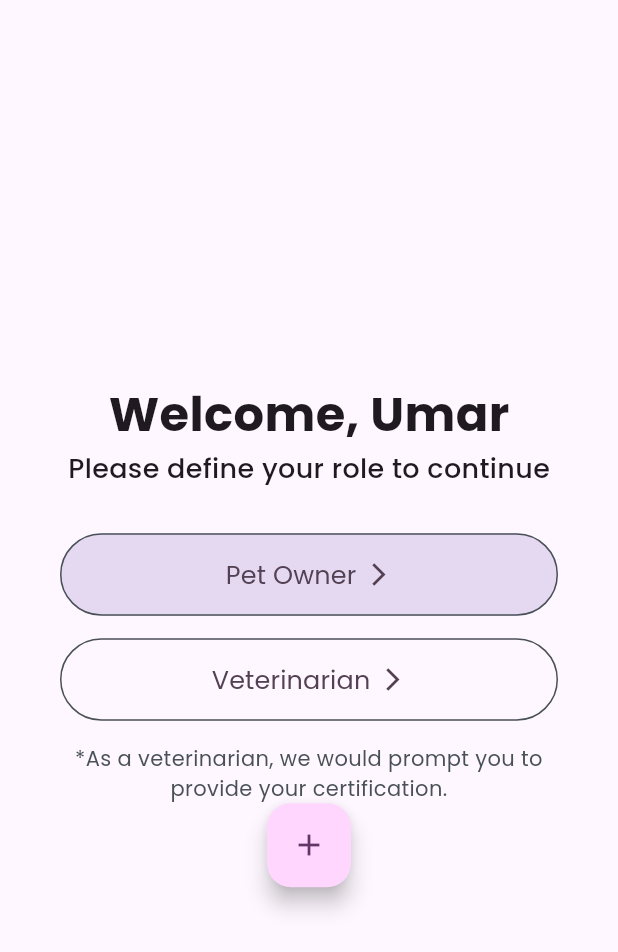
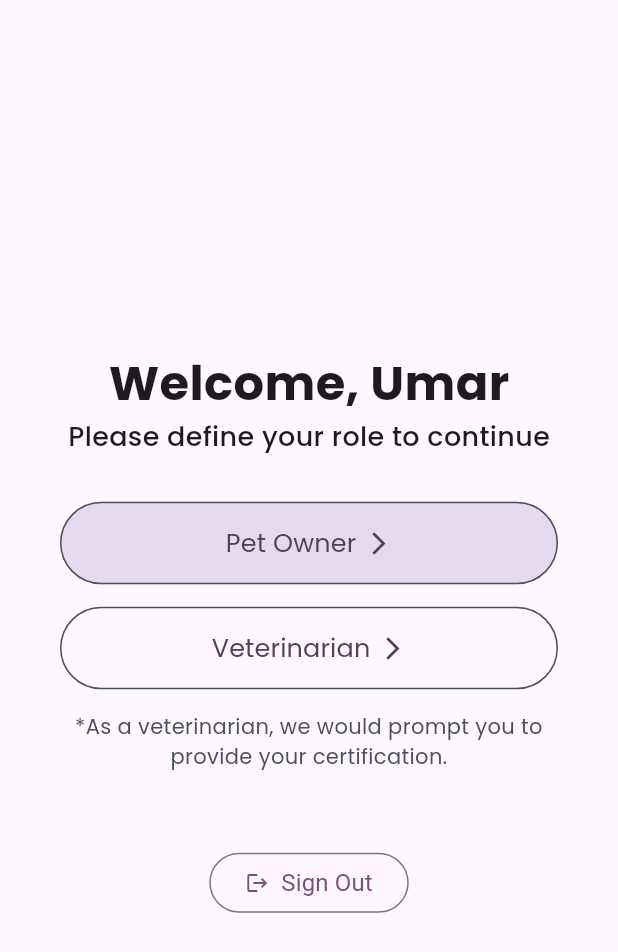
Before and after one commit to umarfarooq6519/paws_envy, a Flutter app: the screen it shows once a user with an empty profile is signed in, after a tap on "Pet Owner", on a phone screen of 412 x 824 dp. Shown: the top 952 px of the screen. Run offline on Flutter 3.47's test engine with Material 3 defaults, Android fonts, the light colour scheme and no system bars; our stand-ins replace firebase_auth, firebase_core, flutter_svg, google_sign_in, lottie; accounts and stored records are empty; network calls fail.

Commit message:
modularize the UI code

```diff
--- /dev/null
+++ b/devtools_options.yaml
@@ -0,0 +1,3 @@
+description: This file stores settings for Dart & Flutter DevTools.
+documentation: https://docs.flutter.dev/tools/devtools/extensions#configure-extension-enablement-states
+extensions:
--- a/lib/screens/role.page.dart
+++ b/lib/screens/role.page.dart
@@ -34,40 +34,19 @@ class _RoleSelectionPageState extends State<RoleSelectionPage> {
             mainAxisAlignment: MainAxisAlignment.center,
             children: [
               Text(user?.email ?? 'Signed Out'),
-              const Text(
-                'Welcome, Umar',
-                style: TextStyles.xLargeHeading,
-              ),
-              const Text(
-                'Please define your role to continue',
-                style: TextStyles.mediumText,
-              ),
+              _heading(),
+              _subHeading(),
               const SizedBox(height: 30),
               Padding(
                 padding: const EdgeInsets.symmetric(horizontal: 40),
                 child: Column(
-                  children: [
-                    PrimaryBtn(onPressed: () {}, text: 'Pet Owner'),
-                    const SizedBox(height: 15),
-                    SecondaryBtn(onPressed: () {}, text: 'Veterinarian'),
-                  ],
+                  children: _roleSelectionBtns(),
                 ),
               ),
               const SizedBox(height: 15),
-              const Padding(
-                padding: EdgeInsets.symmetric(horizontal: 50),
-                child: Text(
-                  '*As a veterinarian, we would prompt you to provide your certification.',
-                  style: TextStyles.smallText,
-                  textAlign: TextAlign.center,
-                ),
-              ),
-              FloatingActionButton(
-                onPressed: () {
-                  handleSignOut(context);
-                },
-                child: const Icon(Icons.add),
-              ),
+              _vetWarningMsg(),
+              const SizedBox(height: 50),
+              _signoutBtn(handleSignOut, context),
             ],
           ),
         ),
@@ -75,3 +54,61 @@ class _RoleSelectionPageState extends State<RoleSelectionPage> {
     );
   }
 }
+
+Widget _heading() {
+  return const Text(
+    'Welcome, Umar',
+    style: TextStyles.xLargeHeading,
+  );
+}
+
+Widget _subHeading() {
+  return const Text(
+    'Please define your role to continue',
+    style: TextStyles.mediumText,
+  );
+}
+
+List<Widget> _roleSelectionBtns() {
+  return <Widget>[
+    PrimaryBtn(onPressed: () {}, text: 'Pet Owner'),
+    const SizedBox(height: 15),
+    SecondaryBtn(onPressed: () {}, text: 'Veterinarian'),
+  ];
+}
+
+Widget _vetWarningMsg() {
+  return const Padding(
+    padding: EdgeInsets.symmetric(horizontal: 50),
+    child: Text(
+      '*As a veterinarian, we would prompt you to provide your certification.',
+      style: TextStyles.smallText,
+      textAlign: TextAlign.center,
+    ),
+  );
+}
+
+Widget _signoutBtn(handleSignOut, context) {
+  return OutlinedButton(
+    onPressed: () {
+      handleSignOut(context);
+    },
+    child: const Row(
+      mainAxisSize: MainAxisSize.min,
+      children: [
+        Icon(
+          Icons.logout,
+          size: 16,
+        ),
+        SizedBox(width: 8),
+        Text(
+          'Sign Out',
+          style: TextStyle(
+            fontSize: 16,
+            fontWeight: FontWeight.w400,
+          ),
+        ),
+      ],
+    ),
+  );
+}
--- a/lib/screens/welcome.page.dart
+++ b/lib/screens/welcome.page.dart
@@ -38,35 +38,17 @@ class _WelcomePageState extends State<WelcomePage> {
             mainAxisAlignment: MainAxisAlignment.end,
             children: [
               const SizedBox(height: 50),
-              Lottie.asset(
-                'assets/animations/paws.json',
-                height: 150,
-                width: 150,
-                repeat: false,
-              ),
-              const Text(
-                MyConstants.appName,
-                style: TextStyles.mainHeading,
-              ),
-              const Text(
-                MyConstants.appSlogan,
-                style: TextStyles.mediumText,
-                textAlign: TextAlign.center,
-              ),
+              // ##### header #####
+              _lottieAnimation(),
+              _appName(),
+              _appSlogan(),
               const SizedBox(height: 40),
             ],
           ),
           Expanded(
             flex: 1,
             child: Container(
-              decoration: BoxDecoration(
-                color: AppColors.white,
-                border: Border.all(color: AppColors.gray),
-                borderRadius: const BorderRadius.only(
-                  topLeft: Radius.circular(50),
-                  topRight: Radius.circular(50),
-                ),
-              ),
+              decoration: _containerDecoration(),
               child: Padding(
                 padding: const EdgeInsets.symmetric(horizontal: 40),
                 child: Column(
@@ -98,21 +80,9 @@ class _WelcomePageState extends State<WelcomePage> {
                       ),
                     ),
                     const SizedBox(height: 40),
-                    TextField(
-                      decoration: InputDecoration(
-                        border: OutlineInputBorder(
-                          borderRadius: BorderRadius.circular(20),
-                        ),
-                        hintText: 'Email',
-                      ),
-                    ),
+                    _emailField(),
                     const SizedBox(height: 15),
-                    PrimaryBtn(
-                      onPressed: () {
-                        Navigator.pushNamed(context, '/role');
-                      },
-                      text: 'Continue',
-                    ),
+                    _continueBtn(context),
                     const SizedBox(height: 25),
                     const CustomDivider(text: 'OR'),
                     const SizedBox(height: 25),
@@ -126,6 +96,59 @@ class _WelcomePageState extends State<WelcomePage> {
       ),
     );
   }
+}
+
+Widget _appName() {
+  return const Text(
+    MyConstants.appName,
+    style: TextStyles.mainHeading,
+  );
+}
+
+Widget _appSlogan() {
+  return const Text(
+    MyConstants.appSlogan,
+    style: TextStyles.mediumText,
+    textAlign: TextAlign.center,
+  );
+}
+
+Widget _lottieAnimation() {
+  return Lottie.asset(
+    'assets/animations/paws.json',
+    height: 150,
+    width: 150,
+    repeat: false,
+  );
+}
+
+BoxDecoration _containerDecoration() {
+  return BoxDecoration(
+    color: AppColors.white,
+    border: Border.all(color: AppColors.gray),
+    borderRadius: const BorderRadius.only(
+      topLeft: Radius.circular(50),
+      topRight: Radius.circular(50),
+    ),
+  );
+}
+
+Widget _emailField() {
+  return TextField(
+    decoration: InputDecoration(
+      border: OutlineInputBorder(
+        borderRadius: BorderRadius.circular(20),
+      ),
+      hintText: 'Email',
+    ),
+  );
+}
+
+Widget _continueBtn(context) {
+  return PrimaryBtn(
+    onPressed: () {},
+    text: 'Continue',
+  );
 }
 
 class FeatureCard extends StatelessWidget {
```
Also changed, not shown: lib/screens/temp.txt (deleted, +0 -47 lines).
